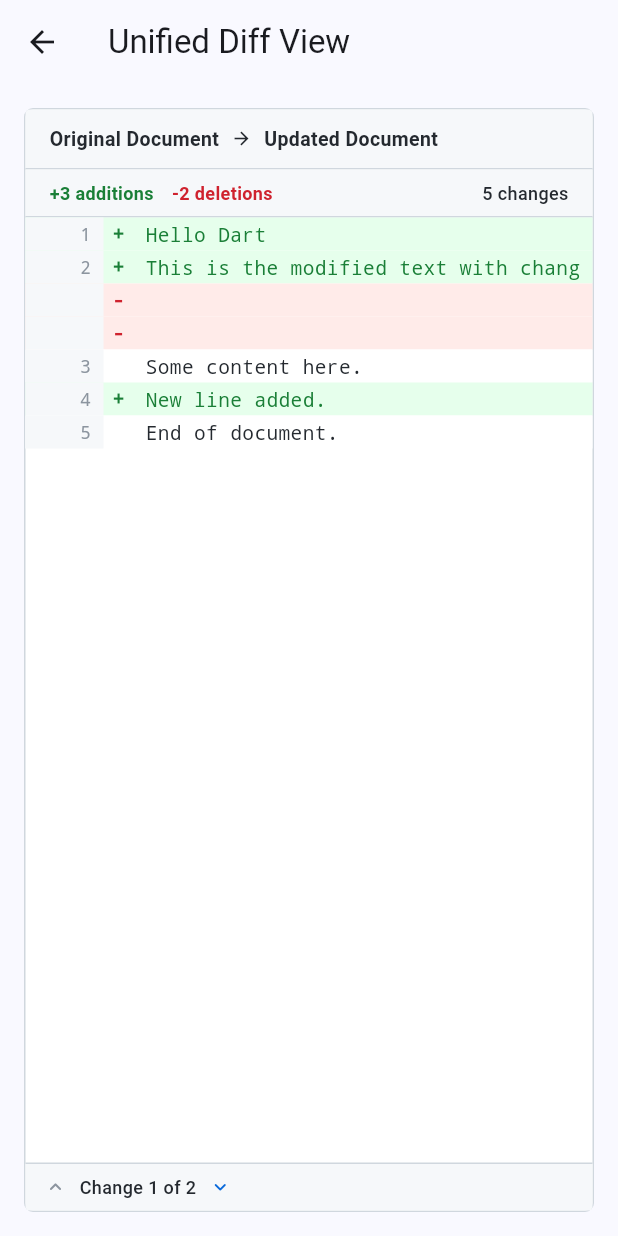
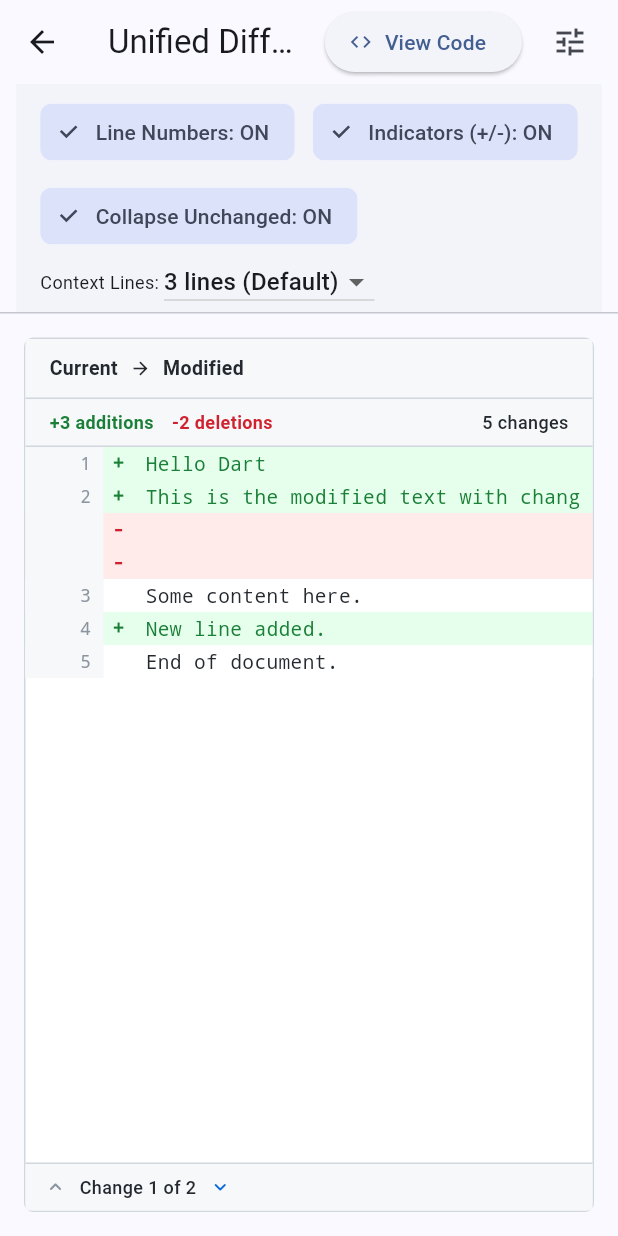
Before and after one commit to pavank0723/flutter_diff_viewer, a Flutter app: the UnifiedScreen screen opened directly, on a phone screen of 412 x 824 dp. Run offline on Flutter 3.47's test engine with Material 3 defaults, Android fonts, the phone set to English and light mode, and no system bars.

Commit message:
--UPDATE UnifiedScreen in the example project with interactive configuration controls

```diff
--- a/example/lib/screens/unified_screen.dart
+++ b/example/lib/screens/unified_screen.dart
@@ -1,26 +1,150 @@
 import 'package:flutter/material.dart';
 import 'package:flutter_diff_viewer/flutter_diff_viewer.dart';
 
+import '../playground/screens/playground_screen.dart';
 import '../sample_data.dart';
+import '../widgets/feature_code_dialog.dart';
 
-class UnifiedScreen extends StatelessWidget {
+class UnifiedScreen extends StatefulWidget {
   const UnifiedScreen({super.key});
 
   @override
+  State<UnifiedScreen> createState() => _UnifiedScreenState();
+}
+
+class _UnifiedScreenState extends State<UnifiedScreen> {
+  bool _showLineNumbers = true;
+  bool _showIndicators = true;
+  bool _collapseUnchanged = true;
+  int _contextLines = 3;
+
+  void _showCode() {
+    final code = '''
+DiffViewer(
+  oldContent: oldContent,
+  newContent: newContent,
+  oldLabel: 'Current',
+  newLabel: 'Modified',
+  configuration: DiffViewerConfiguration.defaults().copyWith(
+    layout: DiffLayout.unified,
+    showLineNumbers: $_showLineNumbers,
+    showIndicators: $_showIndicators,
+    collapseUnchangedLines: $_collapseUnchanged,
+    contextLines: $_contextLines,
+  ),
+)''';
+
+    FeatureCodeDialog.show(
+      context,
+      title: 'Unified Git Diff View',
+      description:
+          'Renders changes in a single unified linear list with + and - line indicators.',
+      code: code,
+    );
+  }
+
+  @override
   Widget build(BuildContext context) {
+    final config = DiffViewerConfiguration.defaults().copyWith(
+      layout: DiffLayout.unified,
+      showLineNumbers: _showLineNumbers,
+      showIndicators: _showIndicators,
+      collapseUnchangedLines: _collapseUnchanged,
+      contextLines: _contextLines,
+    );
+
     return Scaffold(
-      appBar: AppBar(title: const Text('Unified Diff View')),
-      body: Padding(
-        padding: const EdgeInsets.all(16.0),
-        child: DiffViewer(
-          oldContent: SampleData.shortOld,
-          newContent: SampleData.shortNew,
-          oldLabel: 'Original Document',
-          newLabel: 'Updated Document',
-          configuration: DiffViewerConfiguration.defaults().copyWith(
-            layout: DiffLayout.unified,
+      appBar: AppBar(
+        title: const Text('Unified Diff View'),
+        actions: [
+          ElevatedButton.icon(
+            icon: const Icon(Icons.code, size: 16),
+            label: const Text('View Code'),
+            onPressed: _showCode,
           ),
-        ),
+          const SizedBox(width: 8),
+          IconButton(
+            icon: const Icon(Icons.tune),
+            tooltip: 'Customize in Studio',
+            onPressed: () {
+              Navigator.of(context).push(
+                MaterialPageRoute<void>(
+                  builder: (_) => const PlaygroundScreen(),
+                ),
+              );
+            },
+          ),
+          const SizedBox(width: 8),
+        ],
+      ),
+      body: Column(
+        children: [
+          // Control Bar
+          Container(
+            padding: const EdgeInsets.symmetric(horizontal: 16, vertical: 8),
+            color: Theme.of(context).colorScheme.surfaceContainerLow,
+            child: Wrap(
+              spacing: 12,
+              runSpacing: 8,
+              crossAxisAlignment: WrapCrossAlignment.center,
+              children: [
+                FilterChip(
+                  label:
+                      Text('Line Numbers: ${_showLineNumbers ? "ON" : "OFF"}'),
+                  selected: _showLineNumbers,
+                  onSelected: (val) => setState(() => _showLineNumbers = val),
+                ),
+                FilterChip(
+                  label: Text(
+                      'Indicators (+/-): ${_showIndicators ? "ON" : "OFF"}'),
+                  selected: _showIndicators,
+                  onSelected: (val) => setState(() => _showIndicators = val),
+                ),
+                FilterChip(
+                  label: Text(
+                      'Collapse Unchanged: ${_collapseUnchanged ? "ON" : "OFF"}'),
+                  selected: _collapseUnchanged,
+                  onSelected: (val) => setState(() => _collapseUnchanged = val),
+                ),
+                Row(
+                  mainAxisSize: MainAxisSize.min,
+                  children: [
+                    const Text('Context Lines: ',
+                        style: TextStyle(fontSize: 12)),
+                    DropdownButton<int>(
+                      value: _contextLines,
+                      isDense: true,
+                      items: const [
+                        DropdownMenuItem(value: 1, child: Text('1 line')),
+                        DropdownMenuItem(
+                            value: 3, child: Text('3 lines (Default)')),
+                        DropdownMenuItem(value: 5, child: Text('5 lines')),
+                      ],
+                      onChanged: (val) {
+                        if (val != null) setState(() => _contextLines = val);
+                      },
+                    ),
+                  ],
+                ),
+              ],
+            ),
+          ),
+          const Divider(height: 1),
+
+          // Main View
+          Expanded(
+            child: Padding(
+              padding: const EdgeInsets.all(16.0),
+              child: DiffViewer(
+                key: ValueKey(
+                    'unified_${_showLineNumbers}_${_showIndicators}_${_collapseUnchanged}_$_contextLines'),
+                oldContent: SampleData.shortOld,
+                newContent: SampleData.shortNew,
+                configuration: config,
+              ),
+            ),
+          ),
+        ],
       ),
     );
   }
```
